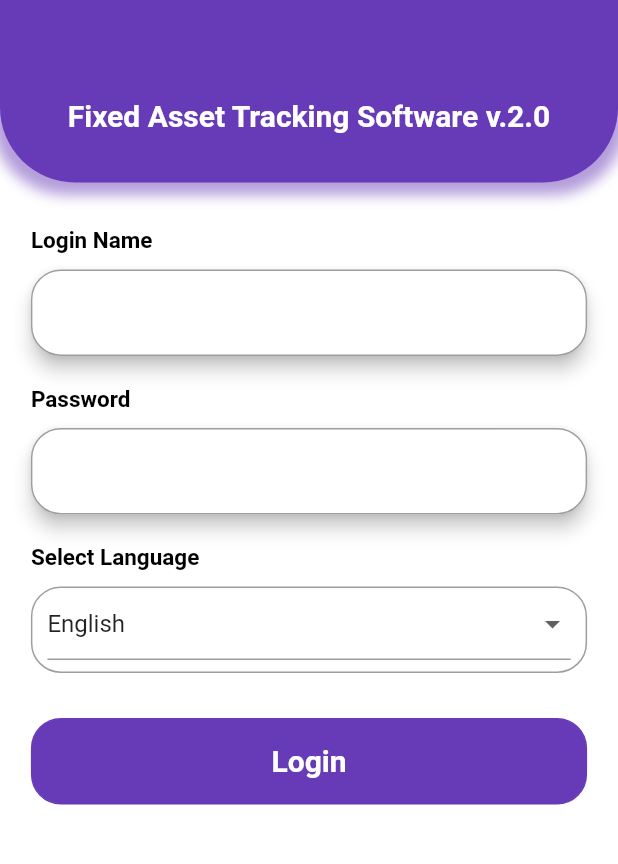
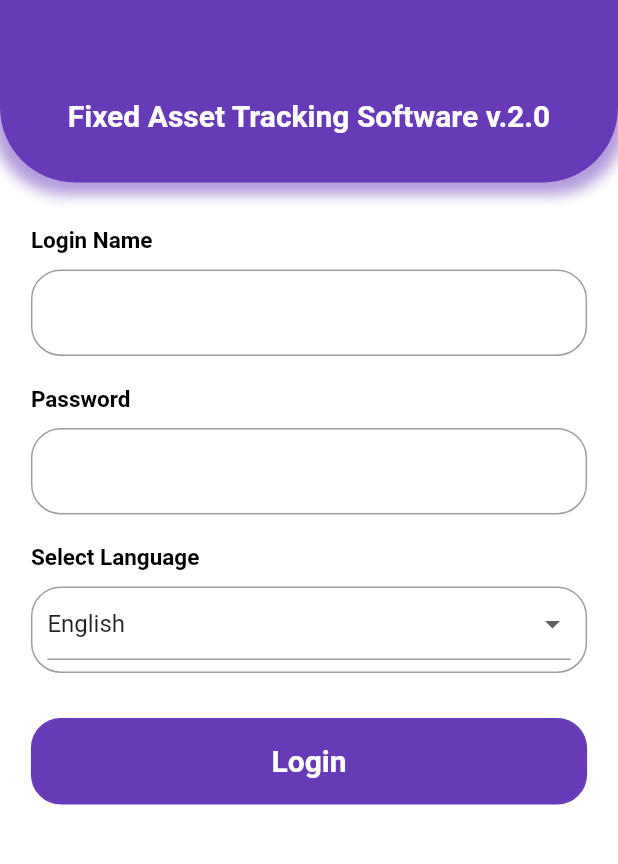
Before and after one commit to faysalzaman/FATS_Nartec, a Flutter app: the screen it shows after launch, on a phone screen of 412 x 824 dp, the part 312-1176 px from its top. Run offline on Flutter 3.47's test engine with Material 2 defaults, Android fonts, the light colour scheme and no system bars; our stand-ins replace barcode_widget, dropdown_search, get, image_picker, pdf, printing and 1 more.

Commit message:
Updated flutter version for the project

```diff
--- a/lib/screens/login_screen.dart
+++ b/lib/screens/login_screen.dart
@@ -2,7 +2,6 @@ import 'dart:convert';
 
 import 'package:flutter/material.dart';
 import 'package:get/get.dart';
-
 import 'package:http/http.dart' as http;
 import 'package:shared_preferences/shared_preferences.dart';
 
@@ -97,7 +96,7 @@ class _LoginScreenState extends State<LoginScreen> {
     return Scaffold(
       // gradient background color
       backgroundColor: Colors.white,
-      body: Container(
+      body: SizedBox(
         width: MediaQuery.of(context).size.width * 1,
         height: MediaQuery.of(context).size.height * 1,
         child: Form(
@@ -126,9 +125,9 @@ class _LoginScreenState extends State<LoginScreen> {
                       ),
                     ],
                   ),
-                  child: Column(
+                  child: const Column(
                     mainAxisAlignment: MainAxisAlignment.spaceAround,
-                    children: const [
+                    children: [
                       Text(""),
                       Text(
                         "FATS",
--- a/lib/widgets/text_form_field_widget.dart
+++ b/lib/widgets/text_form_field_widget.dart
@@ -28,10 +28,7 @@ class TextFormFieldWidget extends StatelessWidget {
 
   @override
   Widget build(BuildContext context) {
-    return Material(
-      elevation: 5,
-      borderRadius: BorderRadius.circular(20),
-      child: Container(
+    return Container(
       decoration: BoxDecoration(
         borderRadius: BorderRadius.circular(20),
         color: color ?? Colors.white,
@@ -52,7 +49,6 @@ class TextFormFieldWidget extends StatelessWidget {
           ),
         ),
       ),
-      ),
     );
   }
 }
--- a/pubspec.yaml
+++ b/pubspec.yaml
@@ -19,7 +19,7 @@ publish_to: 'none' # Remove this line if you wish to publish to pub.dev
 version: 1.0.0+1
 
 environment:
-  sdk: '>=2.19.2 <3.0.0'
+  sdk: '>=2.19.2 <4.0.0'
 
 # Dependencies specify other packages that your package needs in order to work.
 # To automatically upgrade your package dependencies to the latest versions
```
Also changed, not shown: pubspec.lock, 8 other files. Lines whose indentation alone changed are shown as unchanged.
